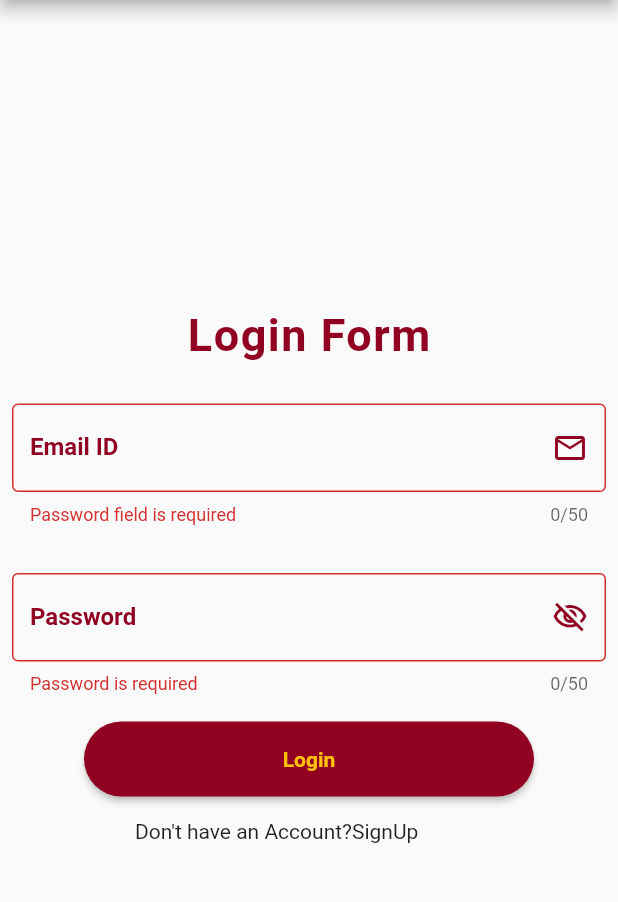
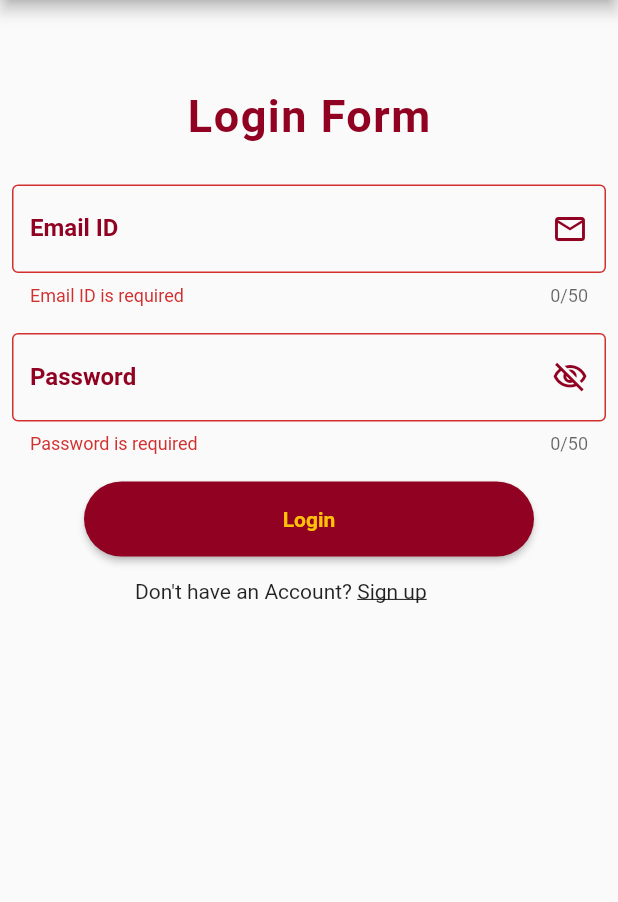
Before and after one commit to jay-salunke/admissionrelatedportfolio, a Flutter app: the Login screen opened by its route, after a tap on "Login", on a phone screen of 412 x 824 dp, the part 84-986 px from its top. Run offline on Flutter 3.47's test engine with Material 2 defaults, Android fonts, the phone set to English and light mode, and no system bars; drawn by our look-alikes of rounded_loading_button; our stand-ins replace cloud_firestore, dio, firebase_auth, firebase_core, firebase_storage, flash and 1 more; missing offline and left inert: flutter_downloader; accounts and stored records are empty.

Commit message:
Reformat the code and add signleChildScrollView in login page

```diff
--- a/lib/Pages/login.dart
+++ b/lib/Pages/login.dart
@@ -1,5 +1,4 @@
 import 'dart:async';
-
 import 'package:admission_portfolio/Pages/signUp.dart';
 import 'package:cloud_firestore/cloud_firestore.dart';
 import 'package:firebase_auth/firebase_auth.dart';
@@ -8,9 +7,6 @@ import 'package:flutter/cupertino.dart';
 import 'package:flutter/material.dart';
 import 'package:rounded_loading_button/rounded_loading_button.dart';
 import 'dart:ui';
-
-// import '../authentication.dart';
-// import 'verifyEmail.dart';
 
 class Login extends StatefulWidget {
   const Login({Key? key}) : super(key: key);
@@ -76,7 +72,7 @@ class _LoginState extends State<Login> {
 
   bool _validateEmail(String email) {
     RegExp regexemail =
-        RegExp("^([a-z\\d\\.-]+)@somaiya\\.edu", caseSensitive: true);
+        RegExp("^([\\w\\.]+)@somaiya\\.edu", caseSensitive: true);
 
     return regexemail.hasMatch(email);
   }
@@ -107,11 +103,15 @@ class _LoginState extends State<Login> {
           ),
         ),
       ),
-      body: Form(
+      body: SingleChildScrollView(
+        child: Form(
           key: _formKey,
           child: Column(
             mainAxisAlignment: MainAxisAlignment.center,
             children: <Widget>[
+              SizedBox(
+                height: 60,
+              ),
               Text(
                 "Login Form",
                 style: TextStyle(
@@ -122,7 +122,7 @@ class _LoginState extends State<Login> {
                 ),
               ),
               SizedBox(
-              height: 20.0,
+                height: 20,
               ),
               Padding(
                 padding: EdgeInsets.all(8.0),
@@ -144,7 +144,8 @@ class _LoginState extends State<Login> {
                     ),
                     border: OutlineInputBorder(),
                     focusedBorder: OutlineInputBorder(
-                    borderSide: BorderSide(color: Color(mainColor), width: 2.0),
+                      borderSide:
+                          BorderSide(color: Color(mainColor), width: 2.0),
                     ),
                     enabledBorder: OutlineInputBorder(
                       borderSide: BorderSide(
@@ -154,10 +155,10 @@ class _LoginState extends State<Login> {
                     ),
                   ),
                   validator: (value) {
-                  if (value!.isEmpty) {
-                    return 'Password field is required';
-                  } else if (!_validateEmail(value))
-                    return 'Password is invalid';
+                    if (value!.isEmpty)
+                      return 'Email ID is required';
+                    else if (!_validateEmail(value))
+                      return 'Email ID is invalid';
                     else
                       return null;
                   },
@@ -165,7 +166,7 @@ class _LoginState extends State<Login> {
                 ),
               ),
               SizedBox(
-              height: 16,
+                height: 2.0,
               ),
               Padding(
                 padding: EdgeInsets.all(8.0),
@@ -191,7 +192,8 @@ class _LoginState extends State<Login> {
                     ),
                     border: OutlineInputBorder(),
                     focusedBorder: OutlineInputBorder(
-                    borderSide: BorderSide(color: Color(mainColor), width: 2.0),
+                      borderSide:
+                          BorderSide(color: Color(mainColor), width: 2.0),
                     ),
                     enabledBorder: OutlineInputBorder(
                       borderSide: BorderSide(
@@ -291,14 +293,28 @@ class _LoginState extends State<Login> {
                 padding: const EdgeInsets.only(left: 90),
                 child: Row(
                   children: <Widget>[
-                  Text("Don't have an Account?"),
-                  GestureDetector(child: Text('SignUp'), onTap: () {}),
+                    Text("Don't have an Account? "),
+                    GestureDetector(
+                        child: Text(
+                          'Sign up',
+                          style: TextStyle(
+                            decoration: TextDecoration.underline,
+                          ),
+                        ),
+                        onTap: () {
+                          Navigator.push(
+                            context,
+                            MaterialPageRoute(
+                                builder: (context) => SignupPage()),
+                          );
+                        }),
                   ],
                 ),
               ),
             ],
           ),
         ),
+      ),
     );
   }
 }
--- a/lib/Pages/signUp.dart
+++ b/lib/Pages/signUp.dart
@@ -213,7 +213,7 @@ class _SignupPageState extends State<SignupPage> {
                   ),
                 ),
                 Padding(
-                  padding: const EdgeInsets.all(10.0),
+                  padding: EdgeInsets.all(10.0),
                   child: TextFormField(
                     obscureText: _isVisible,
                     keyboardType: TextInputType.text,
@@ -257,7 +257,7 @@ class _SignupPageState extends State<SignupPage> {
                   ),
                 ),
                 SizedBox(
-                  height: 16,
+                  height: 10,
                 ),
                 RoundedLoadingButton(
                     color: Color(mainColor),
```
Lines whose indentation alone changed are shown as unchanged.
